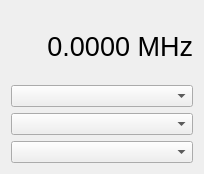
Qt form ui/RigWidget.ui (k5mcd/QLog) before a commit.
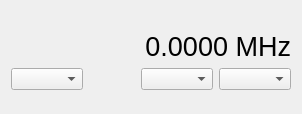
The same form after that commit.

Commit message: Rig/Rog Widget tweaking - no function change

What changed in the file:
```diff
--- a/ui/RigWidget.ui
+++ b/ui/RigWidget.ui
@@ -6,8 +6,8 @@
    <rect>
     <x>0</x>
     <y>0</y>
-    <width>204</width>
-    <height>174</height>
+    <width>302</width>
+    <height>114</height>
    </rect>
   </property>
   <property name="windowTitle">
@@ -72,6 +72,45 @@
      </property>
     </widget>
    </item>
+   <item>
+    <layout class="QHBoxLayout" name="horizontalLayout">
+     <item>
+      <widget class="QComboBox" name="rigProfilCombo"/>
+     </item>
+     <item>
+      <spacer name="horizontalSpacer_2">
+       <property name="orientation">
+        <enum>Qt::Horizontal</enum>
+       </property>
+       <property name="sizeHint" stdset="0">
+        <size>
+         <width>40</width>
+         <height>20</height>
+        </size>
+       </property>
+      </spacer>
+     </item>
+     <item>
+      <spacer name="horizontalSpacer">
+       <property name="orientation">
+        <enum>Qt::Horizontal</enum>
+       </property>
+       <property name="sizeHint" stdset="0">
+        <size>
+         <width>40</width>
+         <height>20</height>
+        </size>
+       </property>
+      </spacer>
+     </item>
+     <item>
+      <widget class="QComboBox" name="bandComboBox"/>
+     </item>
+     <item>
+      <widget class="QComboBox" name="modeComboBox"/>
+     </item>
+    </layout>
+   </item>
    <item>
     <spacer name="verticalSpacer">
      <property name="orientation">
@@ -85,15 +124,6 @@
      </property>
     </spacer>
    </item>
-   <item>
-    <widget class="QComboBox" name="rigProfilCombo"/>
-   </item>
-   <item>
-    <widget class="QComboBox" name="bandComboBox"/>
-   </item>
-   <item>
-    <widget class="QComboBox" name="modeComboBox"/>
-   </item>
   </layout>
  </widget>
  <resources/>
```
The commit also changes 2 other files.
